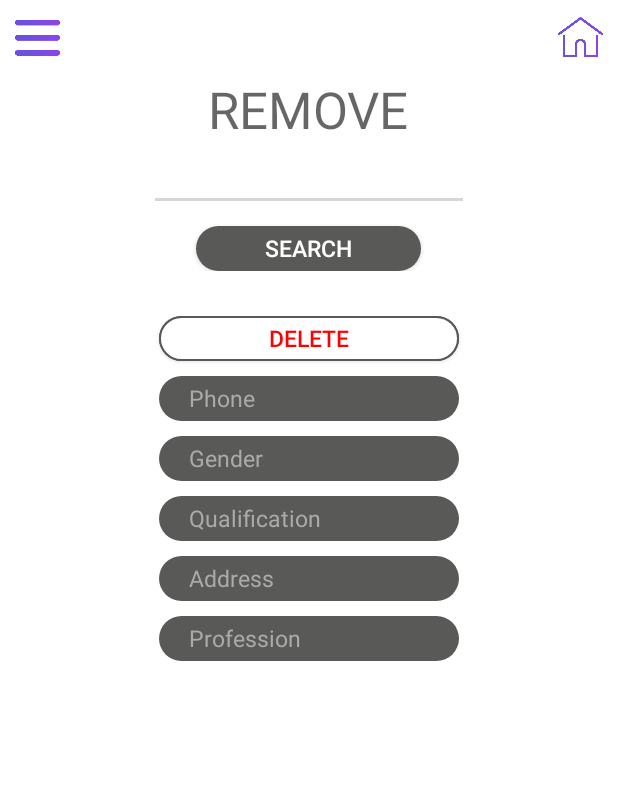
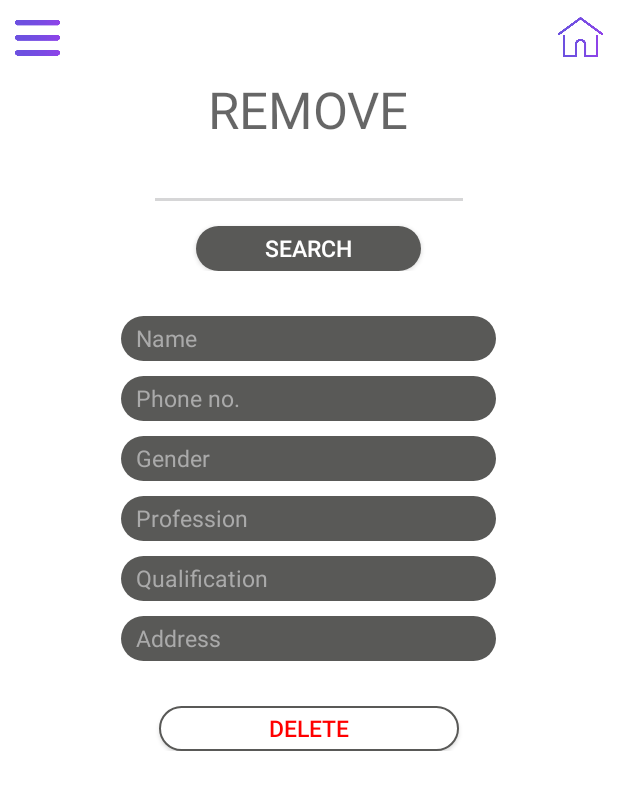
Before and after one commit to lollol0613/androidFCApp, an Android app: the RemoveFriend screen opened directly, with no data from a screen before it, after a tap on "SEARCH", on a phone screen of 412 x 824 dp. Shown: the top 790 px of the screen. Run offline under Robolectric (Android 15) with nearby library versions, the phone set to English and light mode, and no system bars.

Commit message:
Finished Edit, Remove, Find

```diff
--- a/PoketBuddy/app/src/main/java/com/example/raina/poketbuddy/RemoveFriend.java
+++ b/PoketBuddy/app/src/main/java/com/example/raina/poketbuddy/RemoveFriend.java
@@ -16,7 +16,7 @@ import android.widget.Toast;
 public class RemoveFriend extends AppCompatActivity implements View.OnClickListener {
     ImageButton imageButton;
     public DataBaseHelper db;
-    EditText name, rname, rphone, raddress;
+    EditText name, rname, rphone, rgen, rpros, rquals, raddress;
     boolean s;
     //private ActionBar toolbar;
 
@@ -86,6 +86,14 @@ public class RemoveFriend extends AppCompatActivity implements View.OnClickListe
     }
 
     private void init() {
+        rname = (EditText) findViewById(R.id.rname);
+        rphone = (EditText) findViewById(R.id.rphone);
+        raddress = (EditText) findViewById(R.id.raddress);
+        rpros = (EditText) findViewById(R.id.rpros);
+        rgen = (EditText) findViewById(R.id.rgen);
+        rquals = (EditText) findViewById(R.id.rquals);
+        name = (EditText) findViewById(R.id.nametxt);
+
         findViewById(R.id.findbtn).setOnClickListener(this);
         findViewById(R.id.deletebtn).setOnClickListener(this);
     }
@@ -104,16 +112,14 @@ public class RemoveFriend extends AppCompatActivity implements View.OnClickListe
     }
 
     public void find() {
-        name = (EditText) findViewById(R.id.nametxt);
-        rname = (EditText) findViewById(R.id.rname);
-        rphone = (EditText) findViewById(R.id.rphone);
-        raddress = (EditText) findViewById(R.id.raddress);
-
         String n = name.getText().toString();
-        Friend friend = db.queryPersonByName(n);
+        final Friend friend = db.queryPersonByName(n);
 
         rname.setText(friend.getName());
         rphone.setText(friend.getPhone_number());
+        rgen.setText(friend.getGender());
+        rpros.setText(friend.getProfession());
+        rquals.setText(friend.getQul());
         raddress.setText(friend.getAddress());
     }
 
--- a/PoketBuddy/app/src/main/res/layout/activity_remove_friend.xml
+++ b/PoketBuddy/app/src/main/res/layout/activity_remove_friend.xml
@@ -74,106 +74,107 @@
         android:layout_height="wrap_content"
         android:layout_below="@id/contentView">
         <EditText
-            android:id="@+id/fName"
-            android:layout_width="200dp"
+            android:id="@+id/rname"
+            android:layout_width="250dp"
             android:layout_height="30dp"
+            android:layout_alignParentTop="true"
             android:layout_centerHorizontal="true"
+            android:layout_marginBottom="10dp"
             android:background="@layout/txtedit_border"
             android:hint="Name"
             android:inputType="text"
-            android:paddingLeft="20dp"
+            android:paddingLeft="10dp"
             android:textColor="#fff"
             android:textColorHint="#aaa"
-            android:textSize="15dp"
-            android:layout_marginBottom="10dp"
-            />
+            android:textSize="15sp" />
 
         <EditText
-            android:id="@+id/phone"
-            android:layout_width="200dp"
+            android:id="@+id/rphone"
+            android:layout_width="250dp"
             android:layout_height="30dp"
+            android:layout_below="@id/rname"
             android:layout_centerHorizontal="true"
+            android:layout_marginBottom="10dp"
             android:background="@layout/txtedit_border"
-            android:hint="Phone"
+            android:hint="Phone no."
             android:inputType="text"
-            android:paddingLeft="20dp"
+            android:paddingLeft="10dp"
             android:textColor="#fff"
             android:textColorHint="#aaa"
-            android:textSize="15dp"
-            android:layout_below="@id/fName"
-            android:layout_marginBottom="10dp"/>
+            android:textSize="15sp" />
 
         <EditText
-            android:id="@+id/gender"
-            android:layout_width="200dp"
+            android:id="@+id/rgen"
+            android:layout_width="250dp"
             android:layout_height="30dp"
+            android:layout_below="@id/rphone"
             android:layout_centerHorizontal="true"
-            android:layout_below="@id/phone"
+            android:layout_marginBottom="10dp"
             android:background="@layout/txtedit_border"
             android:hint="Gender"
             android:inputType="text"
-            android:paddingLeft="20dp"
+            android:paddingLeft="10dp"
             android:textColor="#fff"
             android:textColorHint="#aaa"
-            android:textSize="15dp"
-            android:layout_marginBottom="10dp"/>
+            android:textSize="15sp" />
 
         <EditText
-            android:id="@+id/qlf"
-            android:layout_width="200dp"
+            android:id="@+id/rpros"
+            android:layout_width="250dp"
             android:layout_height="30dp"
-            android:layout_below="@id/gender"
+            android:layout_below="@id/rgen"
+            android:layout_centerHorizontal="true"
+            android:layout_marginBottom="10dp"
+            android:background="@layout/txtedit_border"
+            android:hint="Profession"
+            android:inputType="text"
+            android:paddingLeft="10dp"
+            android:textColor="#fff"
+            android:textColorHint="#aaa"
+            android:textSize="15sp" />
+
+        <EditText
+            android:id="@+id/rquals"
+            android:layout_width="250dp"
+            android:layout_height="30dp"
+            android:layout_below="@id/rpros"
+            android:layout_centerHorizontal="true"
+            android:layout_marginBottom="10dp"
             android:background="@layout/txtedit_border"
             android:hint="Qualification"
-            android:layout_centerHorizontal="true"
             android:inputType="text"
-            android:paddingLeft="20dp"
+            android:paddingLeft="10dp"
             android:textColor="#fff"
             android:textColorHint="#aaa"
-            android:textSize="15dp"
-            android:layout_marginBottom="10dp"/>
+            android:textSize="15sp" />
 
         <EditText
-            android:id="@+id/address"
-            android:layout_width="200dp"
+            android:id="@+id/raddress"
+            android:layout_width="250dp"
             android:layout_height="30dp"
+            android:layout_below="@id/rquals"
             android:layout_centerHorizontal="true"
-            android:layout_below="@id/qlf"
+            android:layout_marginBottom="30dp"
             android:background="@layout/txtedit_border"
             android:hint="Address"
             android:inputType="text"
-            android:paddingLeft="20dp"
+            android:paddingLeft="10dp"
             android:textColor="#fff"
             android:textColorHint="#aaa"
-            android:textSize="15dp"
-            android:layout_marginBottom="10dp"/>
-
-        <EditText
-            android:id="@+id/pf"
-            android:layout_width="200dp"
-            android:layout_height="30dp"
-            android:layout_centerHorizontal="true"
-            android:layout_below="@id/address"
-            android:background="@layout/txtedit_border"
-            android:hint="Profession"
-            android:inputType="text"
-            android:paddingLeft="20dp"
-            android:textColor="#fff"
-            android:textColorHint="#aaa"
-            android:textSize="15dp"
-            android:layout_marginBottom="10dp"/>
+            android:textSize="15sp" />
 
         <Button
             android:id="@+id/deletebtn"
             android:layout_width="200dp"
             android:layout_height="30dp"
             android:layout_centerHorizontal="true"
-            android:layout_below="@id/adbtn"
+            android:layout_below="@id/raddress"
             android:background="@layout/cancelbtn_border"
             android:text="DELETE"
             android:textAlignment="center"
             android:textColor="#ff0000"
             android:textSize="15dp" />
+
     </RelativeLayout>
     <!--<EditText
         android:id="@+id/rname"
```
